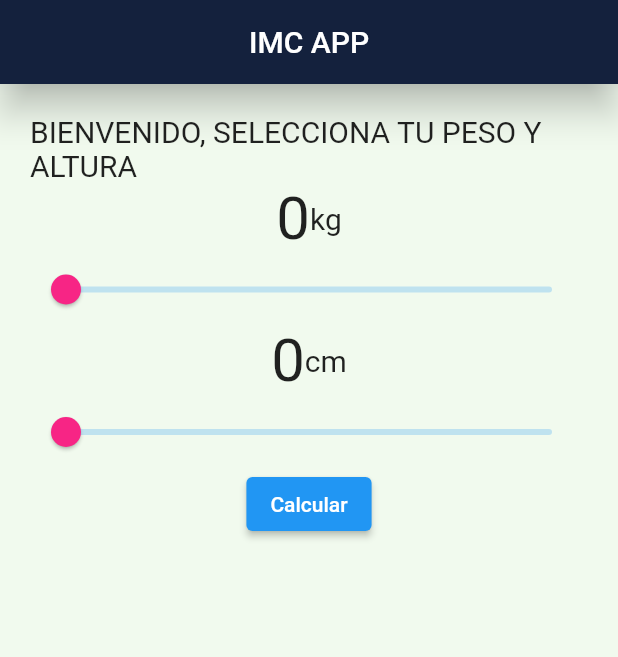
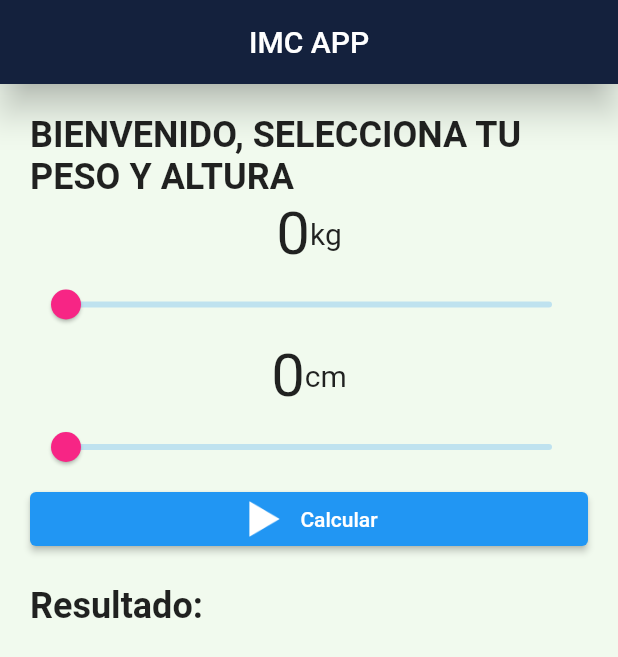
Before and after one commit to LimberthStyle/FLUTTER, a Flutter app: the screen it shows after launch, after a tap on "Calcular", on a phone screen of 412 x 824 dp. Shown: the top 657 px of the screen. Run offline on Flutter 3.47's test engine with Material 2 defaults, Android fonts, the light colour scheme and no system bars.

Commit message:
COMMIT 4

```diff
--- a/flutter_app_imc/lib/main.dart
+++ b/flutter_app_imc/lib/main.dart
@@ -1,6 +1,3 @@
-import 'dart:ffi';
-import 'dart:html';
-
 import 'package:flutter/material.dart';
 
 void main() => runApp(const MyApp());
@@ -31,6 +28,31 @@ class _HomePageState extends State<HomePage> {
   bool isTitleBold = true;
   double valuePeso = 0;
   double valueTalla = 0;
+  String resultado = '';
+  String categoria = '';
+  String mensaje = '';
+  int numero = 0;
+  void imc() {
+    double imc = valuePeso / ((valueTalla / 100) * (valueTalla / 100));
+
+    setState(() {
+      numero = imc.toInt();
+      if (imc < 18.5) {
+        resultado = 'Bajo de peso';
+
+        mensaje = 'Debes entrar en volumen';
+      } else if (imc < 24.9) {
+        resultado = 'Normal';
+
+        mensaje = 'Estas bien, pero sigue alimentandote bien';
+      } else {
+        resultado = 'SOBREPESO';
+
+        mensaje = 'Debes de entrar a una dieta, y hacer ejercicio físico';
+      }
+    });
+  }
+
   @override
   Widget build(BuildContext context) {
     return Scaffold(
@@ -47,7 +69,7 @@ class _HomePageState extends State<HomePage> {
             children: [
               Text(
                 "BIENVENIDO, SELECCIONA TU PESO Y ALTURA",
-                style: TextStyle(fontSize: 20),
+                style: TextStyle(fontSize: 24, fontWeight: FontWeight.bold),
               ),
               Row(
                 mainAxisAlignment: MainAxisAlignment.center,
@@ -100,13 +122,32 @@ class _HomePageState extends State<HomePage> {
                 },
               ),
               ElevatedButton(
-                onPressed: () {
-                  // Aquí es donde colocarías la lógica de tu cálculo.
-                  // Por ejemplo, podrías llamar a una función que realice el cálculo.
-                  //realizarCalculo();
-                },
-                child: Text('Calcular'),
-              )
+                onPressed: imc,
+                child: Row(
+                  mainAxisAlignment: MainAxisAlignment.center,
+                  children: [
+                    Image.asset('assets/img/Boton.png',
+                        width: 30, height: 30), // Imagen
+                    SizedBox(width: 10), // Espacio entre la imagen y el texto
+                    Text('Calcular'), // Texto
+                  ],
+                ),
+              ),
+              SizedBox(height: 10),
+              Align(
+                alignment: Alignment.centerLeft,
+                child: Column(
+                  mainAxisAlignment: MainAxisAlignment.center,
+                  children: [
+                    SizedBox(height: 10),
+                    Text(
+                      'Resultado: ',
+                      style:
+                          TextStyle(fontSize: 24, fontWeight: FontWeight.bold),
+                    ),
+                  ],
+                ),
+              ),
             ],
           )),
     );
--- a/flutter_app_imc/pubspec.yaml
+++ b/flutter_app_imc/pubspec.yaml
@@ -59,8 +59,8 @@ flutter:
   uses-material-design: true
 
   # To add assets to your application, add an assets section, like this:
-  # assets:
-  #   - images/a_dot_burr.jpeg
+  assets:
+    - assets/img/
   #   - images/a_dot_ham.jpeg
 
   # An image asset can refer to one or more resolution-specific "variants", see
```
Also changed, not shown: flutter_app_imc/assets/img/BajoPeso.jpg (added), flutter_app_imc/assets/img/Boton.png (added), flutter_app_imc/assets/img/Normal.jpg (added), flutter_app_imc/assets/img/SobrePeso.jpg (added).
